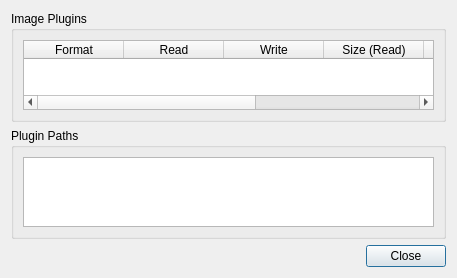
till213/GuetzliImageIOPlugin, file GuetzliSimpleGUI/src/PluginInfoDialog.ui: the form before one commit.
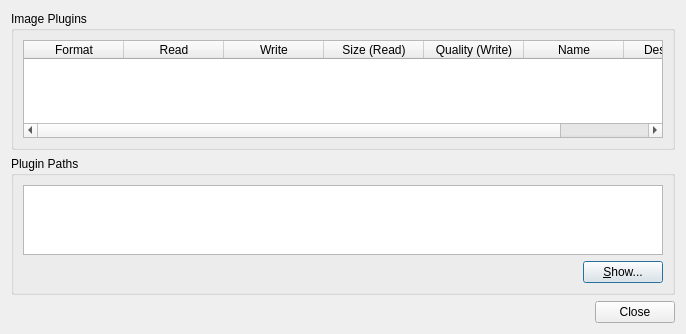
The form after the commit.

Commit message: Add Show plugin directory button.

Patch:
```diff
--- a/GuetzliSimpleGUI/src/PluginInfoDialog.ui
+++ b/GuetzliSimpleGUI/src/PluginInfoDialog.ui
@@ -9,8 +9,8 @@
    <rect>
     <x>0</x>
     <y>0</y>
-    <width>457</width>
-    <height>263</height>
+    <width>686</width>
+    <height>334</height>
    </rect>
   </property>
   <property name="windowTitle">
@@ -89,6 +89,30 @@
       <item row="0" column="0">
        <widget class="QListWidget" name="pluginPathListWidget"/>
       </item>
+      <item row="1" column="0">
+       <layout class="QHBoxLayout" name="horizontalLayout">
+        <item>
+         <spacer name="horizontalSpacer">
+          <property name="orientation">
+           <enum>Qt::Horizontal</enum>
+          </property>
+          <property name="sizeHint" stdset="0">
+           <size>
+            <width>40</width>
+            <height>20</height>
+           </size>
+          </property>
+         </spacer>
+        </item>
+        <item>
+         <widget class="QPushButton" name="showPushButton">
+          <property name="text">
+           <string>&amp;Show...</string>
+          </property>
+         </widget>
+        </item>
+       </layout>
+      </item>
      </layout>
     </widget>
    </item>
```
Left out of the diff: 36 changed lines with no effect on the pictures. The commit also changes 2 other files.
